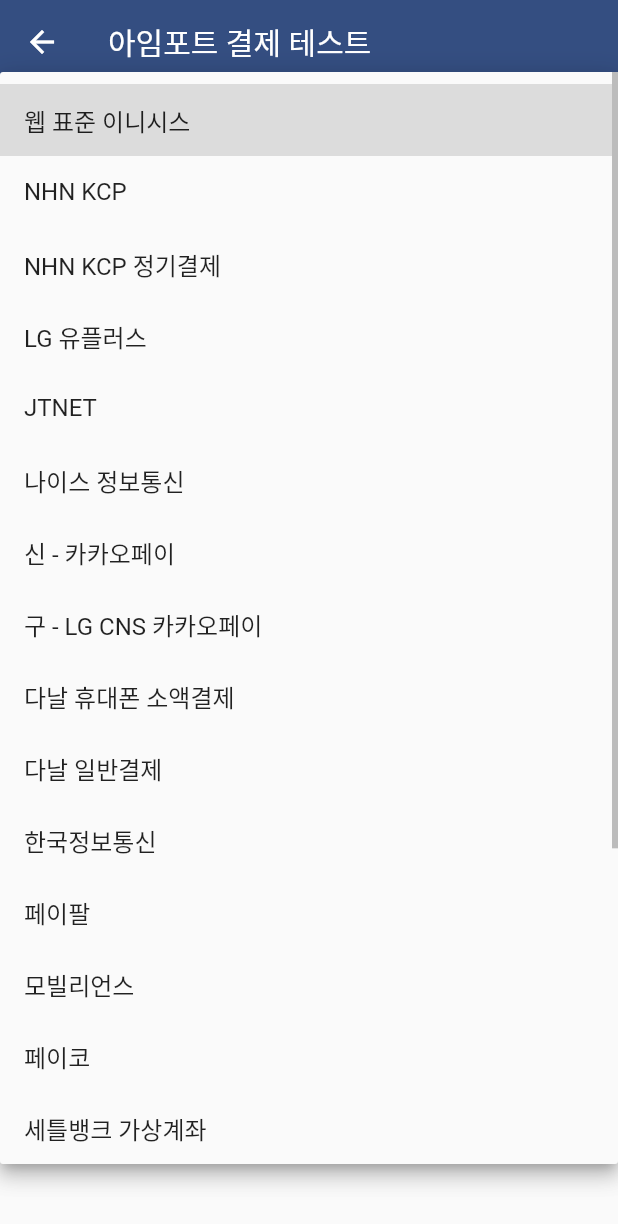
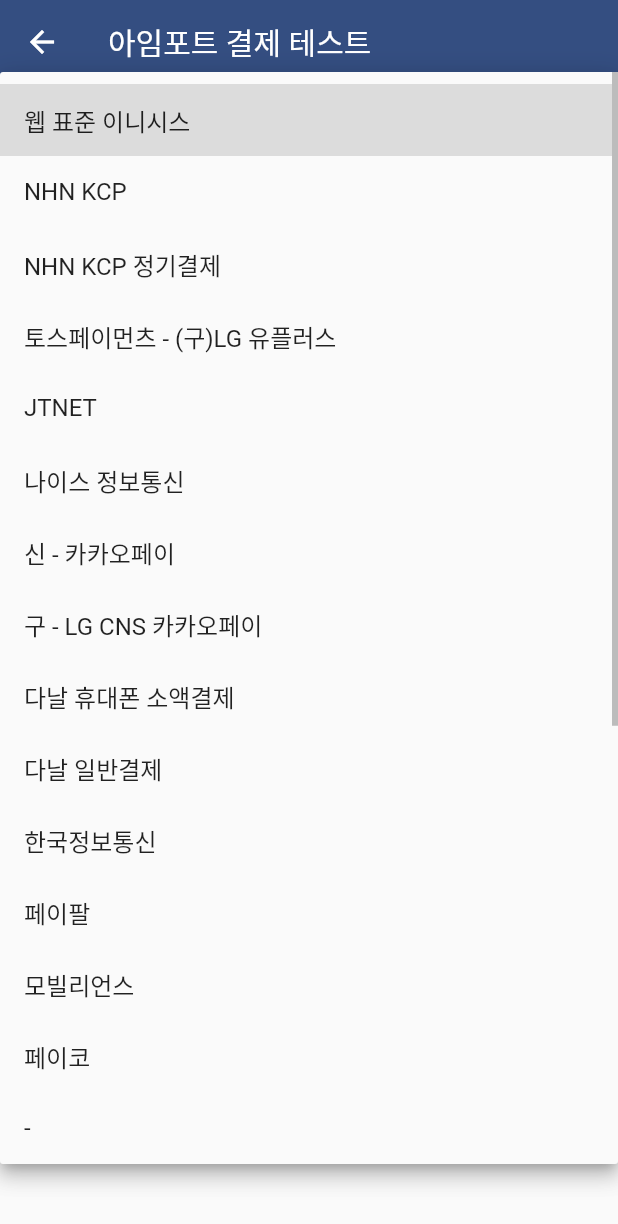
Before and after one commit to iamport/iamport_flutter, a Flutter app: the PaymentTest screen opened by its route, after a tap on "웹 표준 이니시스", on a phone screen of 412 x 824 dp. Shown: the top 1224 px of the screen. Run offline on Flutter 3.47's test engine with Material 2 defaults, Android fonts, the phone set to English and light mode, and no system bars; our stand-ins replace uni_links; missing offline and left inert: dart_json_mapper, iamport_webview_flutter.

Commit message:
JS SDK v1.2.0 업그레이드 및 스마트로 지원 추가

```diff
--- a/example/lib/model/pg.dart
+++ b/example/lib/model/pg.dart
@@ -14,6 +14,7 @@ class Pg {
     'paypal',
     'mobilians',
     'payco',
+    'exmibay',
     'settle',
     'naverco',
     'naverpay',
@@ -21,6 +22,9 @@ class Pg {
     'chai',
     'payple',
     'alipay',
+    'bluewalnut',
+    'tosspay',
+    'smartro'
   ];
 
   static String getLabel(String pg) {
@@ -32,7 +36,7 @@ class Pg {
       case 'kcp_billing':
         return 'NHN KCP 정기결제';
       case 'uplus':
-        return 'LG 유플러스';
+        return '토스페이먼츠 - (구)LG 유플러스';
       case 'jtnet':
         return 'JTNET';
       case 'nice':
@@ -53,6 +57,8 @@ class Pg {
         return '모빌리언스';
       case 'payco':
         return '페이코';
+      case 'eximbay':
+        return '엑심베이';
       case 'settle':
         return '세틀뱅크 가상계좌';
       case 'naverco':
@@ -67,6 +73,12 @@ class Pg {
         return '페이플';
       case 'alipay':
         return '알리페이';
+      case 'bluewalnut':
+        return '블루월넛';
+      case 'tosspay':
+        return '토스 - 간편결제';
+      case 'smartro':
+        return '스마트로';
       default:
         return '-';
     }
--- a/example/lib/screens/payment_test.dart
+++ b/example/lib/screens/payment_test.dart
@@ -1,4 +1,5 @@
 import 'package:flutter/material.dart';
+import 'package:flutter/services.dart';
 
 import 'package:iamport_flutter/model/payment_data.dart';
 import 'package:iamport_flutter/model/pg/naver/naver_pay_products.dart';
--- a/example/pubspec.yaml
+++ b/example/pubspec.yaml
@@ -10,7 +10,7 @@ dependencies:
     sdk: flutter
   # The following adds the Cupertino Icons font to your application.
   # Use with the CupertinoIcons class for iOS style icons.
-  cupertino_icons: ^0.1.2
+  cupertino_icons: ^1.0.3
 
 dev_dependencies:
   flutter_test:
--- a/lib/widget/iamport_webview.dart
+++ b/lib/widget/iamport_webview.dart
@@ -15,7 +15,7 @@ class IamportWebView extends StatefulWidget {
         <meta name="viewport" content="width=device-width, initial-scale=1.0">
 
         <script type="text/javascript" src="https://code.jquery.com/jquery-latest.min.js" ></script>
-        <script type="text/javascript" src="https://cdn.iamport.kr/js/iamport.payment-1.1.8.js"></script>
+        <script type="text/javascript" src="https://cdn.iamport.kr/js/iamport.payment-1.2.0.js"></script>
       </head>
       <body></body>
     </html>
--- a/pubspec.yaml
+++ b/pubspec.yaml
@@ -1,6 +1,6 @@
 name: iamport_flutter
 description: Plugin that allows Flutter to use Iamport payment and certification functions.
-version: 0.10.0-dev.3
+version: 0.10.0-dev.4
 homepage: https://github.com/iamport/iamport_flutter
 
 environment:
@@ -16,8 +16,7 @@ dependencies:
   uni_links: ^0.5.1
 
 dev_dependencies:
-  flutter_test:
-    sdk: flutter
+  test: ^1.17.10
   build_runner: ^2.0.3
 
 # For information on the generic Dart part of this file, see the
```
Also changed, not shown: 4 other files.
